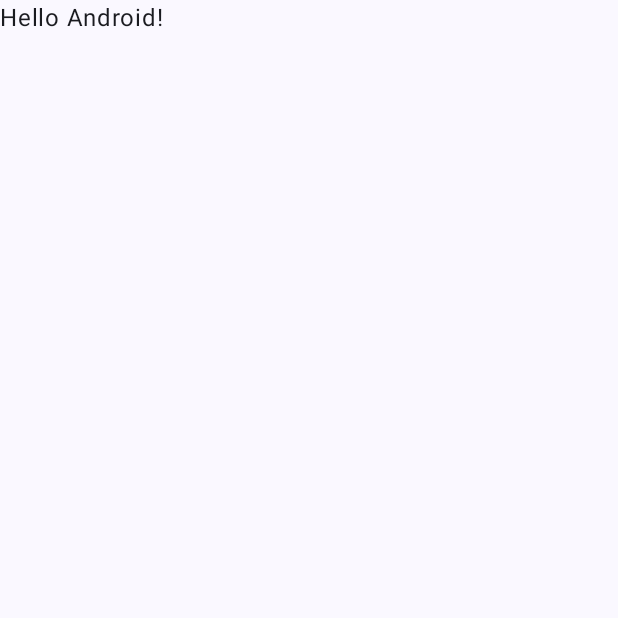
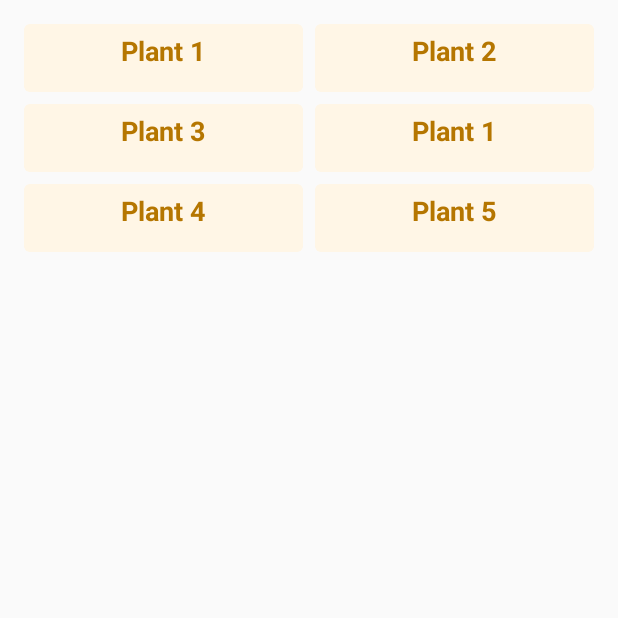
Before and after one commit to Artushock/SpillMe, an Android app built with Jetpack Compose: the screen it shows after launch (MainActivity), on a phone screen of 412 x 824 dp, the top half of it. Before the commit the part shown is almost empty. Run offline under Robolectric (Android 15) with nearby library versions, the phone set to English and light mode, and no system bars; pictures from the network do not load.

Commit message:
Tech commit

```diff
--- a/app/build.gradle
+++ b/app/build.gradle
@@ -1,6 +1,6 @@
 plugins {
     id 'com.android.application'
-    id 'org.jetbrains.kotlin.android'
+    id "org.jetbrains.kotlin.android"
 }
 
 android {
@@ -50,7 +50,7 @@ dependencies {
 
     implementation 'androidx.core:core-ktx:1.8.0'
     implementation 'androidx.lifecycle:lifecycle-runtime-ktx:2.3.1'
-    implementation 'androidx.activity:activity-compose:1.5.1'
+    implementation 'androidx.activity:activity-compose:1.7.2'
     implementation platform('androidx.compose:compose-bom:2022.10.00')
     implementation 'androidx.compose.ui:ui'
     implementation 'androidx.compose.ui:ui-graphics'
@@ -65,4 +65,24 @@ dependencies {
     androidTestImplementation platform('androidx.compose:compose-bom:2022.10.00')
     debugImplementation 'androidx.compose.ui:ui-tooling'
     debugImplementation 'androidx.compose.ui:ui-test-manifest'
+
+    // Navigation component
+    implementation "androidx.navigation:navigation-fragment-ktx:2.6.0"
+    implementation "androidx.navigation:navigation-ui-ktx:2.6.0"
+
+    // Jetpack Compose Integration
+    implementation "androidx.navigation:navigation-compose:2.6.0"
+
+    //Coil image loader
+    implementation("io.coil-kt:coil-compose:2.4.0")
+
+    constraints {
+        implementation("org.jetbrains.kotlin:kotlin-stdlib-jdk7:1.8.0") {
+            because("kotlin-stdlib-jdk7 is now a part of kotlin-stdlib")
+        }
+        implementation("org.jetbrains.kotlin:kotlin-stdlib-jdk8:1.8.0") {
+            because("kotlin-stdlib-jdk8 is now a part of kotlin-stdlib")
+        }
+    }
+
 }
--- a/app/src/main/AndroidManifest.xml
+++ b/app/src/main/AndroidManifest.xml
@@ -1,6 +1,9 @@
 <?xml version="1.0" encoding="utf-8"?>
 <manifest xmlns:android="http://schemas.android.com/apk/res/android"
     xmlns:tools="http://schemas.android.com/tools" >
+
+    <uses-permission android:name="android.permission.INTERNET" />
+    <uses-permission android:name="android.permission.ACCESS_NETWORK_STATE" />
 
     <application
         android:allowBackup="true"
--- a/app/src/main/java/com/artushock/apps/spillme/MainActivity.kt
+++ b/app/src/main/java/com/artushock/apps/spillme/MainActivity.kt
@@ -10,37 +10,14 @@ import androidx.compose.material3.Text
 import androidx.compose.runtime.Composable
 import androidx.compose.ui.Modifier
 import androidx.compose.ui.tooling.preview.Preview
+import com.artushock.apps.spillme.navigation.AppNavigation
 import com.artushock.apps.spillme.ui.theme.SpillMeTheme
 
 class MainActivity : ComponentActivity() {
     override fun onCreate(savedInstanceState: Bundle?) {
         super.onCreate(savedInstanceState)
         setContent {
-            SpillMeTheme {
-                // A surface container using the 'background' color from the theme
-                Surface(
-                    modifier = Modifier.fillMaxSize(),
-                    color = MaterialTheme.colorScheme.background
-                ) {
-                    Greeting("Android")
-                }
-            }
+            AppNavigation()
         }
     }
 }
-
-@Composable
-fun Greeting(name: String, modifier: Modifier = Modifier) {
-    Text(
-        text = "Hello $name!",
-        modifier = modifier
-    )
-}
-
-@Preview(showBackground = true)
-@Composable
-fun GreetingPreview() {
-    SpillMeTheme {
-        Greeting("Android")
-    }
-}
--- /dev/null
+++ b/app/src/main/java/com/artushock/apps/spillme/Plant.kt
@@ -0,0 +1,7 @@
+package com.artushock.apps.spillme
+
+data class Plant(
+    val name: String,
+    val photo: String,
+    val nextWateringDay: String,
+)
--- /dev/null
+++ b/app/src/main/java/com/artushock/apps/spillme/dev/PlantsProvider.kt
@@ -0,0 +1,58 @@
+package com.artushock.apps.spillme.dev
+
+import com.artushock.apps.spillme.Plant
+
+class PlantsProvider {
+    fun getPlants(): List<Plant> {
+        val list: MutableList<Plant> = mutableListOf()
+
+        list.add(
+            Plant(
+                name = "Plant 1",
+                photo = "https://momcrieff.com/wp-content/uploads/2023/01/My-Front-door-planter-3.jpg",
+                nextWateringDay = "2023-07-26"
+            )
+        )
+
+        list.add(
+            Plant(
+                name = "Plant 2",
+                photo = "https://momcrieff.com/wp-content/uploads/2023/01/My-Front-door-planter-3.jpg",
+                nextWateringDay = "2023-07-26"
+            )
+        )
+
+        list.add(
+            Plant(
+                name = "Plant 3",
+                photo = "https://momcrieff.com/wp-content/uploads/2023/01/My-Front-door-planter-3.jpg",
+                nextWateringDay = "2023-07-26"
+            )
+        )
+
+        list.add(
+            Plant(
+                name = "Plant 1",
+                photo = "https://momcrieff.com/wp-content/uploads/2023/01/My-Front-door-planter-3.jpg",
+                nextWateringDay = "2023-07-26"
+            )
+        )
+
+        list.add(
+            Plant(
+                name = "Plant 4",
+                photo = "https://momcrieff.com/wp-content/uploads/2023/01/My-Front-door-planter-3.jpg",
+                nextWateringDay = "2023-07-26"
+            )
+        )
+
+        list.add(
+            Plant(
+                name = "Plant 5",
+                photo = "https://momcrieff.com/wp-content/uploads/2023/01/My-Front-door-planter-3.jpg",
+                nextWateringDay = "2023-07-26"
+            )
+        )
+        return list
+    }
+}
--- /dev/null
+++ b/app/src/main/java/com/artushock/apps/spillme/navigation/AppNavigation.kt
@@ -0,0 +1,103 @@
+package com.artushock.apps.spillme.navigation
+
+import androidx.compose.foundation.background
+import androidx.compose.foundation.layout.Arrangement
+import androidx.compose.foundation.layout.Column
+import androidx.compose.foundation.layout.PaddingValues
+import androidx.compose.foundation.layout.fillMaxSize
+import androidx.compose.foundation.layout.padding
+import androidx.compose.foundation.lazy.grid.GridCells
+import androidx.compose.foundation.lazy.grid.LazyVerticalGrid
+import androidx.compose.foundation.lazy.grid.items
+import androidx.compose.foundation.shape.RoundedCornerShape
+import androidx.compose.material3.Text
+import androidx.compose.runtime.Composable
+import androidx.compose.ui.Modifier
+import androidx.compose.ui.draw.clip
+import androidx.compose.ui.text.TextStyle
+import androidx.compose.ui.text.font.FontWeight
+import androidx.compose.ui.text.style.TextAlign
+import androidx.compose.ui.unit.dp
+import androidx.compose.ui.unit.sp
+import androidx.navigation.NavHostController
+import androidx.navigation.compose.NavHost
+import androidx.navigation.compose.composable
+import androidx.navigation.compose.rememberNavController
+import coil.compose.AsyncImage
+import com.artushock.apps.spillme.Plant
+import com.artushock.apps.spillme.dev.PlantsProvider
+import com.artushock.apps.spillme.ui.theme.MainBeige
+import com.artushock.apps.spillme.ui.theme.MainBrown
+import com.artushock.apps.spillme.ui.theme.MainGreen
+import com.artushock.apps.spillme.ui.theme.PurpleGrey40
+
+@Composable
+fun AppNavigation() {
+    val navController = rememberNavController()
+
+    NavHost(navController = navController, startDestination = "mainListScreen") {
+        composable("mainListScreen") { MainListScreen(navController) }
+    }
+}
+
+@Composable
+fun MainListScreen(navController: NavHostController) {
+    val plants = PlantsProvider().getPlants()
+
+    LazyVerticalGrid(
+        columns = GridCells.Fixed(2),
+        contentPadding = PaddingValues(16.dp),
+        verticalArrangement = Arrangement.spacedBy(8.dp),
+        horizontalArrangement = Arrangement.spacedBy(8.dp)
+    ) {
+        items(
+            items = plants,
+            itemContent = { PlantItem(plant = it) }
+        )
+    }
+}
+
+@Composable
+fun PlantItem(plant: Plant) {
+    Column(
+        Modifier
+            .clip(shape = RoundedCornerShape(4.dp))
+            .fillMaxSize()
+            .background(MainBeige)
+
+    ) {
+        Text(
+            text = plant.name,
+            modifier = Modifier.padding(8.dp).fillMaxSize(),
+            style = TextStyle(color = MainBrown, fontSize = 18.sp, fontWeight = FontWeight.Bold),
+            textAlign = TextAlign.Center
+        )
+        AsyncImage(
+            model = plant.photo,
+            contentDescription = "Plant photo",
+            modifier = Modifier.padding(top = 8.dp)
+        )
+    }
+}
+
+@Composable
+fun Foo() {
+    Column(
+        Modifier
+            .padding(8.dp)
+            .fillMaxSize()
+            .background(MainGreen)
+            .clip(shape = RoundedCornerShape(16.dp))
+    ) {
+        Text(
+            text = "plant.name",
+            modifier = Modifier.padding(8.dp),
+            style = TextStyle(color = PurpleGrey40, fontSize = 18.sp, fontWeight = FontWeight.Bold)
+        )
+        AsyncImage(
+            model = "plant.photo",
+            contentDescription = "Plant photo",
+            modifier = Modifier.padding(top = 8.dp)
+        )
+    }
+}
--- a/app/src/main/java/com/artushock/apps/spillme/ui/theme/Color.kt
+++ b/app/src/main/java/com/artushock/apps/spillme/ui/theme/Color.kt
@@ -11,4 +11,5 @@ val PurpleGrey40 = Color(0xFF625b71)
 val Pink40 = Color(0xFF7D5260)
 
 val MainGreen = Color(0xFF7FB500)
-val MainBeige= Color(0xFFFFF6E6)
+val MainBeige = Color(0xFFFFF6E6)
+val MainBrown = Color(0xFFB57600)
```
